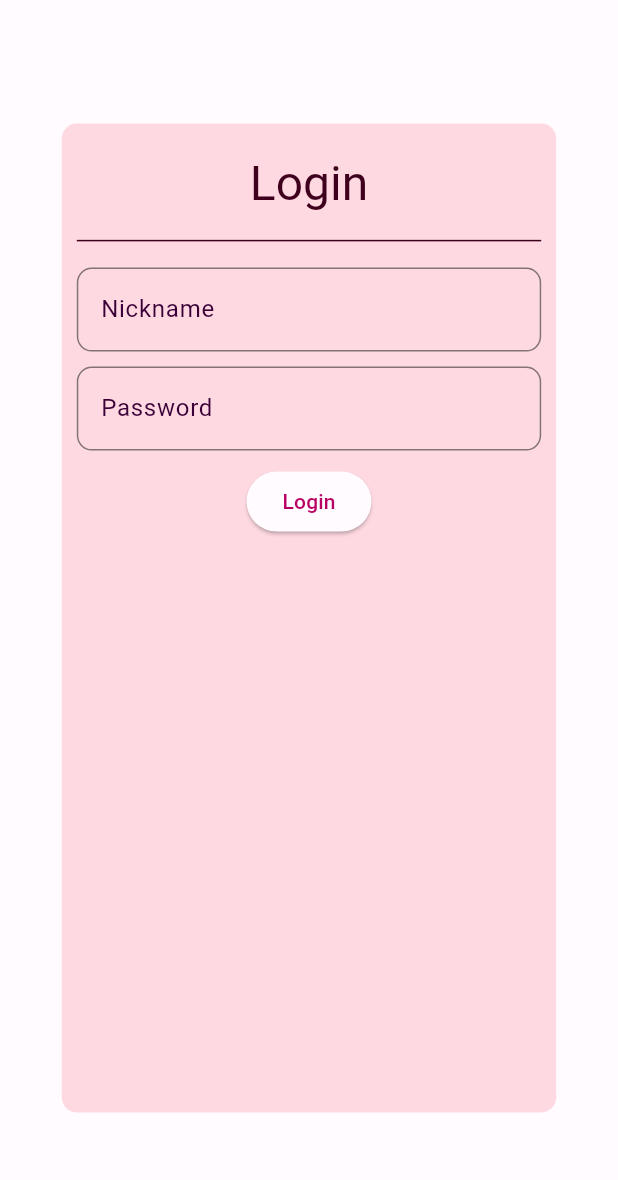
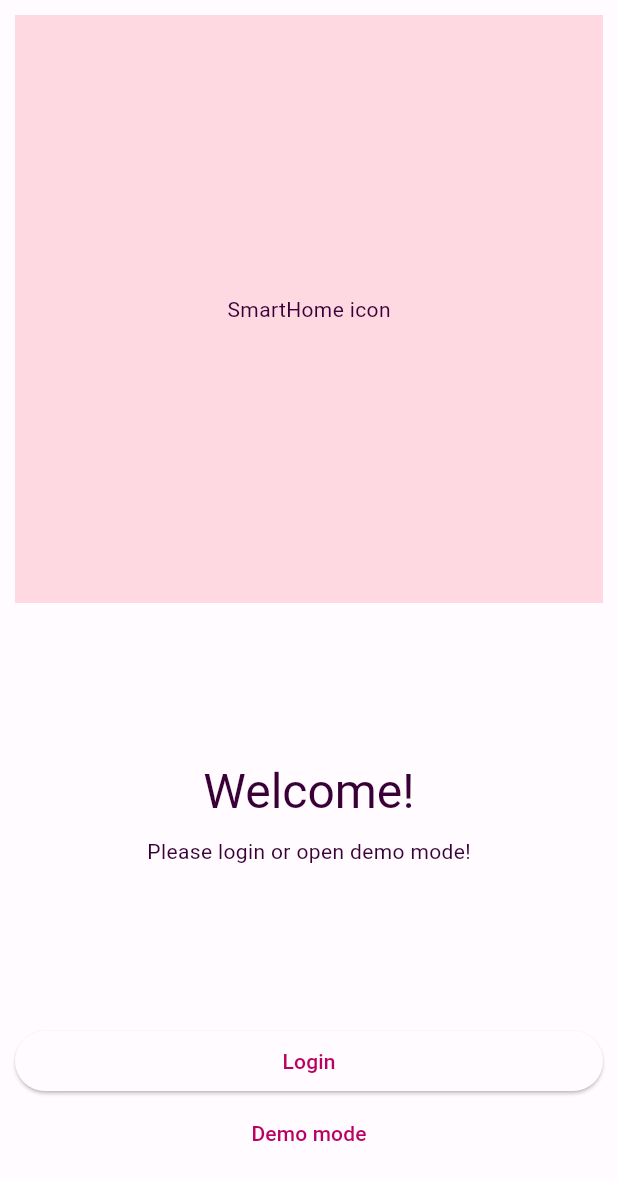
Before and after one commit to PLPOLAND/flutter_smarthome, a Flutter app: the screen it shows after launch, on a phone screen of 412 x 824 dp. Shown: the top 1180 px of the screen. Run offline on Flutter 3.47's test engine with Material 2 defaults, Android fonts, the phone set to English and light mode, and no system bars; drawn by our look-alikes of dynamic_color; our stand-ins replace bloc, equatable, flutter_speed_dial, shared_preferences.

Commit message:
auth_screen moved to login_screen, started welcome_screen

```diff
--- a/lib/main.dart
+++ b/lib/main.dart
@@ -1,7 +1,8 @@
 import 'package:dynamic_color/dynamic_color.dart';
 import 'package:flutter/material.dart';
 import 'package:flutter_smarthome/providers/devices_provider.dart';
-import 'package:flutter_smarthome/screens/auth_screen.dart';
+import 'package:flutter_smarthome/screens/auth/login_screen.dart';
+import 'package:flutter_smarthome/screens/auth/welcome_screen.dart';
 import 'package:flutter_smarthome/screens/devices_screen.dart';
 import 'package:flutter_smarthome/screens/homepage_screen.dart';
 import 'package:flutter_smarthome/screens/room_detail_page.dart';
@@ -45,9 +46,9 @@ class MyApp extends StatelessWidget {
               colorScheme: Provider.of<ThemesMenager>(context)
                   .getColorScheme(systemAutoBrightness: true),
             ),
-            home: const AuthScreen(),
+            home: const WelcomeScreen(),
             routes: {
-              AuthScreen.routeName: (context) => const AuthScreen(),
+              LoginScreen.routeName: (context) => const LoginScreen(),
               HomepageScreen.routeName: (context) => const HomepageScreen(),
               RoomDetailScreen.routeName: (context) => const RoomDetailScreen(),
               RoomsPage.routeName: (context) => const RoomsPage(),
--- /dev/null
+++ b/lib/screens/auth/welcome_screen.dart
@@ -0,0 +1,71 @@
+import 'package:flutter/material.dart';
+import 'package:flutter_smarthome/models/auth/auth.dart';
+import 'package:flutter_smarthome/screens/auth/login_screen.dart';
+
+class WelcomeScreen extends StatelessWidget {
+  static const routeName = '/auth';
+  const WelcomeScreen({super.key});
+
+  @override
+  Widget build(BuildContext context) {
+    return Scaffold(
+      body: SafeArea(
+        child: Padding(
+          padding: const EdgeInsets.all(10.0),
+          child: Column(
+            mainAxisAlignment: MainAxisAlignment.center,
+            children: [
+              Expanded(
+                  flex: 3,
+                  child: Container(
+                    alignment: Alignment.center,
+                    color: Theme.of(context).colorScheme.primaryContainer,
+                    child: const Text('SmartHome icon'),
+                  )),
+              const SizedBox(height: 10),
+              Expanded(
+                flex: 2,
+                child: Column(
+                  mainAxisAlignment: MainAxisAlignment.center,
+                  children: [
+                    Text('Welcome!',
+                        style: Theme.of(context).textTheme.headlineLarge),
+                    const SizedBox(height: 10),
+                    const Text('Please login or open demo mode!'),
+                  ],
+                ),
+              ),
+              const SizedBox(height: 10),
+              Expanded(
+                flex: 1,
+                child: Column(
+                  children: [
+                    Row(
+                      children: [
+                        Expanded(
+                          child: ElevatedButton(
+                            onPressed: () {
+                              Navigator.of(context)
+                                  .pushNamed(LoginScreen.routeName);
+                            },
+                            child: const Text('Login'),
+                          ),
+                        ),
+                      ],
+                    ),
+                    TextButton(
+                      onPressed: () {
+                        Auth().scanForServer();
+                      },
+                      child: const Text('Demo mode'),
+                    ),
+                  ],
+                ),
+              ),
+            ],
+          ),
+        ),
+      ),
+    );
+  }
+}
--- a/lib/screens/auth_screen.dart
+++ /dev/null
@@ -1,67 +0,0 @@
-import 'package:flutter/material.dart';
-
-class AuthScreen extends StatelessWidget {
-  static const String routeName = '/auth';
-  const AuthScreen({Key? key}) : super(key: key);
-
-  @override
-  Widget build(BuildContext context) {
-    return Scaffold(
-      // appBar: AppBar(
-      //   title: const Text('Auth Screen'),
-      // ),
-      body: Center(
-          child: Container(
-        width: MediaQuery.of(context).size.width * 0.8,
-        height: MediaQuery.of(context).size.height * 0.8,
-        decoration: BoxDecoration(
-          color: Theme.of(context).colorScheme.primaryContainer,
-          borderRadius: BorderRadius.circular(10),
-        ),
-        child: Padding(
-          padding: const EdgeInsets.symmetric(horizontal: 10, vertical: 20),
-          child: Column(children: [
-            Text(
-              'Login',
-              style: Theme.of(context).textTheme.headlineLarge!.copyWith(
-                    color: Theme.of(context).colorScheme.onPrimaryContainer,
-                  ),
-            ),
-            const SizedBox(height: 10),
-            Divider(
-              color: Theme.of(context).colorScheme.onPrimaryContainer,
-            ),
-            const SizedBox(height: 10),
-            Form(
-                child: Column(children: [
-              TextFormField(
-                decoration: InputDecoration(
-                  labelText: 'Nickname',
-                  labelStyle: Theme.of(context).textTheme.bodyLarge,
-                  border: OutlineInputBorder(
-                    borderRadius: BorderRadius.circular(10),
-                  ),
-                ),
-              ),
-              const SizedBox(height: 10),
-              TextFormField(
-                decoration: InputDecoration(
-                  labelText: 'Password',
-                  labelStyle: Theme.of(context).textTheme.bodyLarge,
-                  border: OutlineInputBorder(
-                    borderRadius: BorderRadius.circular(10),
-                  ),
-                ),
-              ),
-              const SizedBox(height: 10),
-              ElevatedButton(
-                onPressed: () {},
-                child: const Text('Login'),
-              ),
-            ])),
-          ]),
-        ),
-      )),
-    );
-  }
-}
--- a/pubspec.yaml
+++ b/pubspec.yaml
@@ -36,6 +36,7 @@ dependencies:
   shared_preferences: ^2.0.18
   flutter_speed_dial: ^6.2.0
   equatable: ^2.0.5
+  http: ^0.13.5
 
 
   # The following adds the Cupertino Icons font to your application.
```
Also changed, not shown: lib/models/auth/auth.dart (added, +30 -0 lines), lib/screens/auth/login_screen.dart (added, +158 -0 lines), pubspec.lock.
